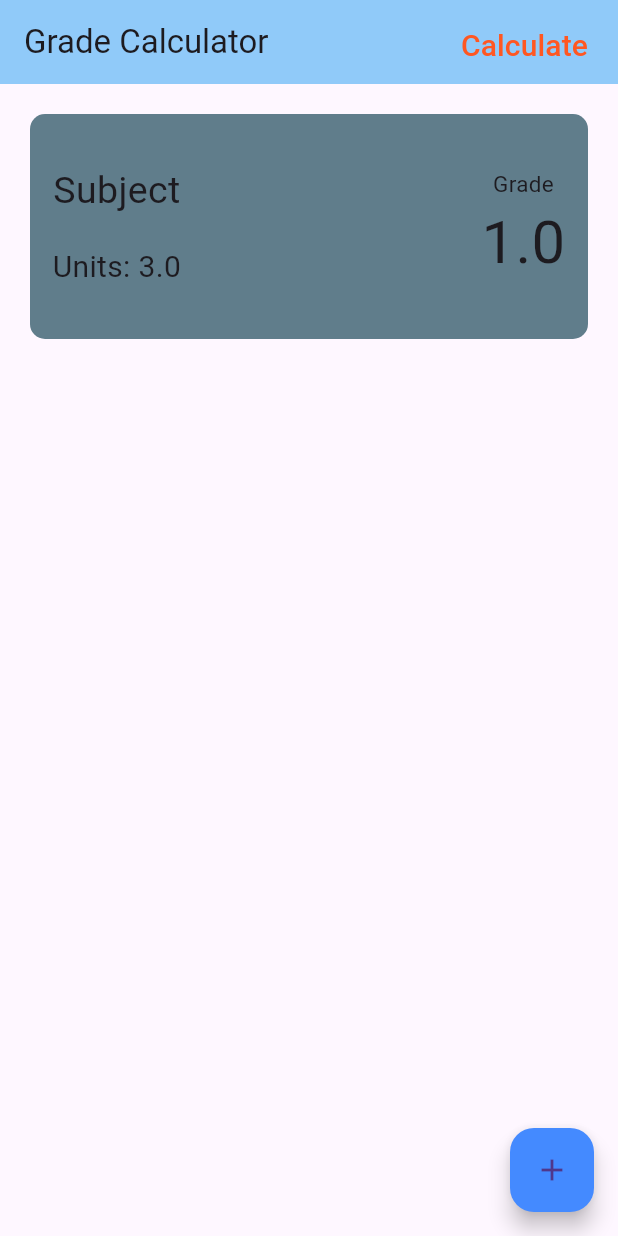
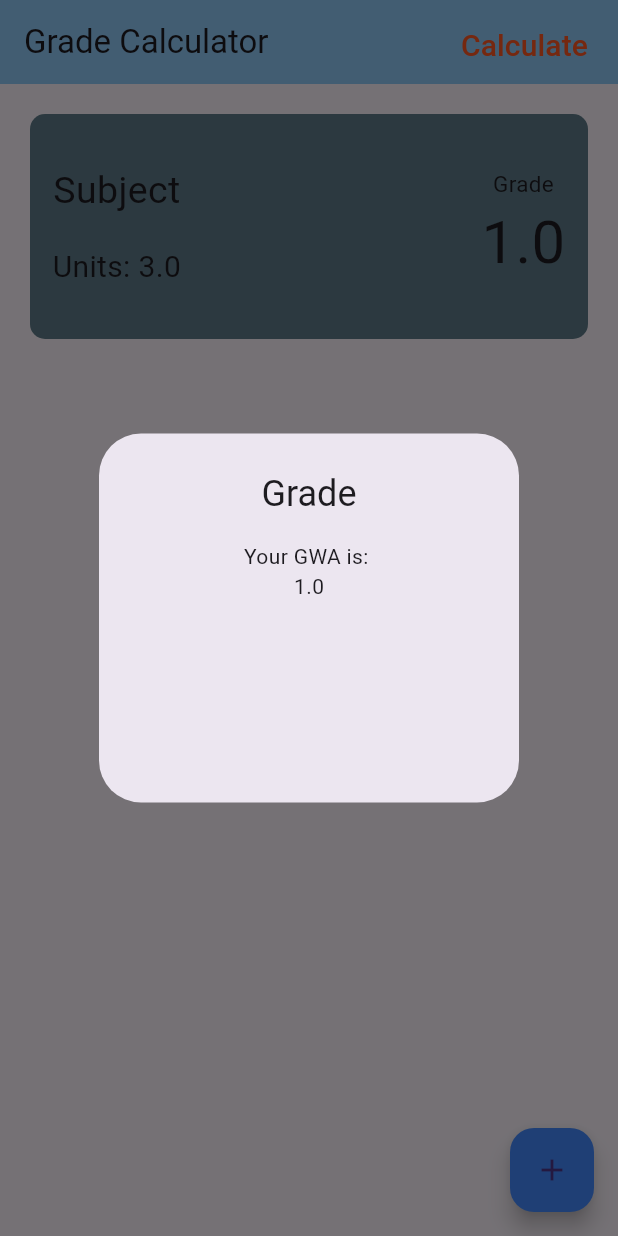
Before and after one commit to jamir4270/grade_calculator_app, a Flutter app: the screen it shows after launch, after a tap on "Calculate", on a phone screen of 412 x 824 dp. Run offline on Flutter 3.47's test engine with Material 3 defaults, Android fonts, the phone set to English and light mode, and no system bars.

Commit message:
Added calculation logic and gwa dialog box

```diff
--- a/lib/components/grade_tile.dart
+++ b/lib/components/grade_tile.dart
@@ -6,15 +6,21 @@ class GradeTile extends StatelessWidget {
     required this.subjectName,
     required this.units,
     required this.grade,
+    required this.onGradeTileTap,
   });
 
   final String subjectName;
   final double units;
   final double grade;
 
+  VoidCallback onGradeTileTap;
+
   @override
   Widget build(BuildContext context) {
-    return Padding(
+    return GestureDetector(
+      onTap: onGradeTileTap,
+      behavior: HitTestBehavior.opaque,
+      child: Padding(
         padding: const EdgeInsets.only(left: 20, right: 20, top: 20),
         child: Container(
           width: 200,
@@ -50,6 +56,7 @@ class GradeTile extends StatelessWidget {
             ),
           ),
         ),
+      ),
     );
   }
 }
--- /dev/null
+++ b/lib/components/gwa_dialog.dart
@@ -0,0 +1,17 @@
+import 'package:flutter/material.dart';
+
+class GeneralWeightedAverageDialog extends StatelessWidget {
+  final double GWA;
+  const GeneralWeightedAverageDialog({super.key, required this.GWA});
+
+  @override
+  Widget build(BuildContext context) {
+    return AlertDialog(
+      title: Text("Grade", textAlign: TextAlign.center),
+      content: SizedBox(
+        height: 150,
+        child: Column(children: [Text("Your GWA is: "), Text("$GWA")]),
+      ),
+    );
+  }
+}
--- a/lib/pages/home_page.dart
+++ b/lib/pages/home_page.dart
@@ -1,7 +1,7 @@
 import 'package:flutter/material.dart';
 import 'package:grade_calculator_app/components/grade_dialog_box.dart';
 import 'package:grade_calculator_app/components/grade_tile.dart';
-import 'package:grade_calculator_app/components/my_button.dart';
+import 'package:grade_calculator_app/components/gwa_dialog.dart';
 
 class HomePage extends StatefulWidget {
   const HomePage({super.key});
@@ -47,7 +47,24 @@ class _HomePageState extends State<HomePage> {
     );
   }
 
-  void onCalculatePressed() {}
+  void onCalculatePressed() {
+    showDialog(
+      context: context,
+      builder: (context) {
+        double gwa = 0.0;
+        double totalUnits = 0.0;
+        double sumOfWeightedGrades = 0.0;
+        for (int i = 0; i < gradeList.length; i++) {
+          totalUnits += gradeList[i][1];
+          sumOfWeightedGrades += gradeList[i][1] * gradeList[i][2];
+        }
+        gwa = sumOfWeightedGrades / totalUnits;
+        return GeneralWeightedAverageDialog(GWA: gwa);
+      },
+    );
+  }
+
+  void fetchGrade() {}
 
   @override
   Widget build(BuildContext context) {
@@ -76,6 +93,7 @@ class _HomePageState extends State<HomePage> {
             subjectName: gradeList[index][0],
             units: gradeList[index][1],
             grade: gradeList[index][2],
+            onGradeTileTap: fetchGrade,
           );
         },
       ),
```
Lines whose indentation alone changed are shown as unchanged.
